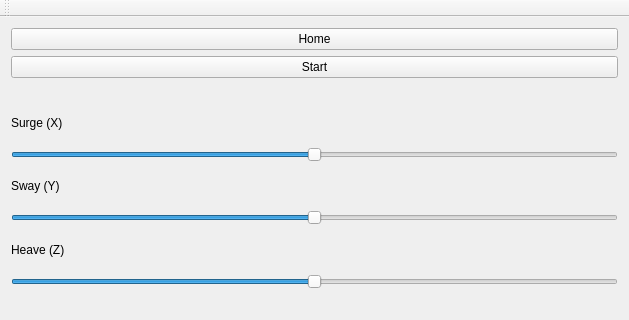
Before: the Qt Designer form mainwindow.ui in msk2000/OpenMotion, drawn with Qt 5; both pictures show x 0 to 629 and y 0 to 320 of the 629 by 561 pixel window.
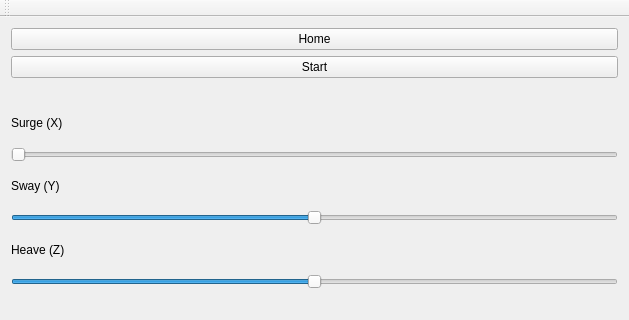
After: the same form once the commit is applied.

Commit message: Tested arduino based servo control. Added a few new functions for the serial communication

The edit to the form file:
```diff
--- a/mainwindow.ui
+++ b/mainwindow.ui
@@ -52,10 +52,10 @@
     <item>
      <widget class="QSlider" name="Slider_X">
       <property name="minimum">
-       <number>-30</number>
+       <number>0</number>
       </property>
       <property name="maximum">
-       <number>30</number>
+       <number>180</number>
       </property>
       <property name="singleStep">
        <number>1</number>
```
Left out of the diff: 2 changed lines with no effect on the pictures. The commit also changes 2 other files.
